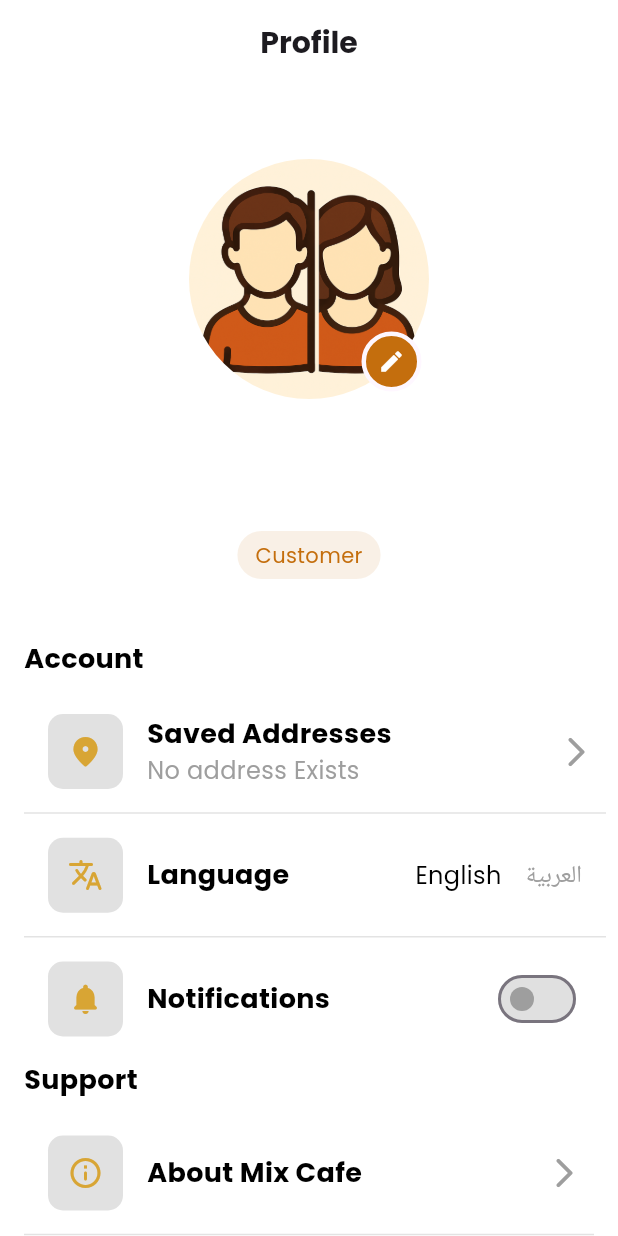
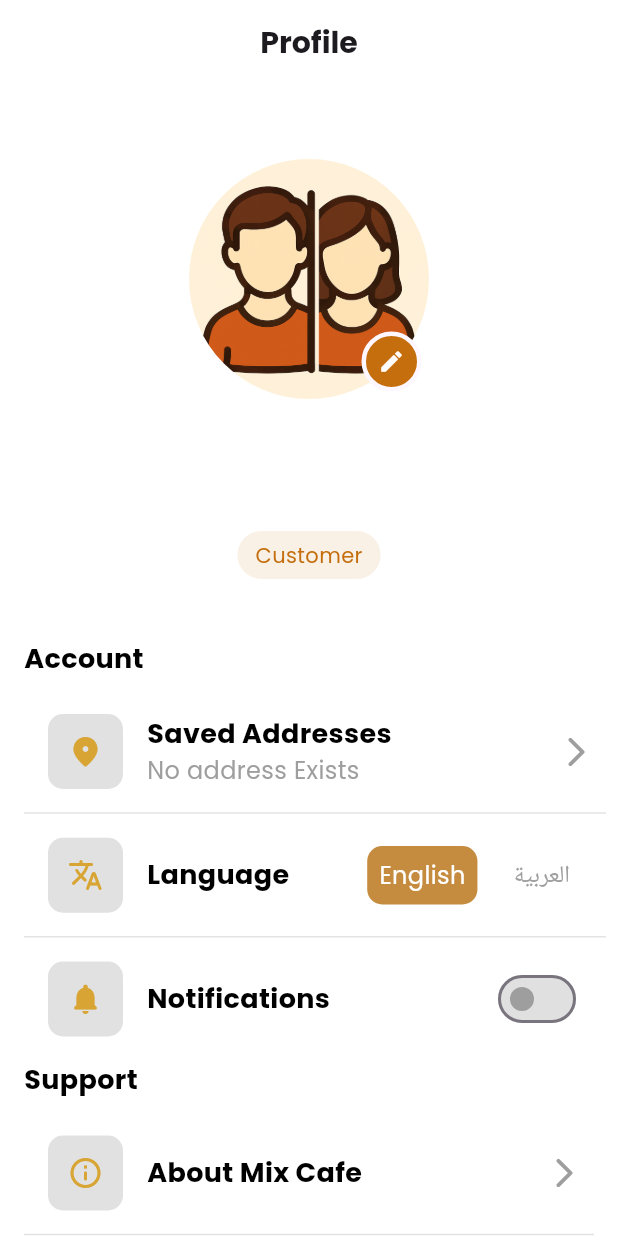
Before and after one commit to Moatasem-Official/CRUD-Mix-Cafe-App, a Flutter app: the CustomerProfileScreen screen opened by its route, on a phone screen of 412 x 824 dp. Run offline on Flutter 3.47's test engine with Material 3 defaults, Android fonts, the phone set to English and light mode, and no system bars; our stand-ins replace animated_notch_bottom_bar, awesome_snackbar_content, bloc, carousel_slider, cloud_firestore, device_preview and 16 more; missing offline and left inert: bottom_bar; accounts and stored records are empty.

Commit message:
Change Some Things In Customer Profile Screen

```diff
--- a/lib/presentation/widgets/customer/customer_profile_screen/custom_account_language_row_item.dart
+++ b/lib/presentation/widgets/customer/customer_profile_screen/custom_account_language_row_item.dart
@@ -50,22 +50,44 @@ class CustomAccountLanguageRowItem extends StatelessWidget {
           children: [
             GestureDetector(
               onTap: onEnglishTap,
+              child: Container(
+                padding: const EdgeInsets.all(8),
+                decoration: BoxDecoration(
+                  color: selectedLanguage == 'en'
+                      ? const Color(0xFFC58B3E)
+                      : Colors.white,
+                  borderRadius: BorderRadius.all(Radius.circular(10)),
+                ),
                 child: Text(
                   'English',
                   style: TextStyle(
-                  color: selectedLanguage == 'en' ? Colors.black : Colors.grey,
+                    color: selectedLanguage == 'en'
+                        ? Colors.white
+                        : Colors.grey,
                     fontSize: 16,
+                  ),
                 ),
               ),
             ),
             const SizedBox(width: 16),
             GestureDetector(
               onTap: onArabicTap,
+              child: Container(
+                padding: const EdgeInsets.all(8),
+                decoration: BoxDecoration(
+                  color: selectedLanguage == 'ar'
+                      ? const Color(0xFFC58B3E)
+                      : Colors.white,
+                  borderRadius: BorderRadius.all(Radius.circular(10)),
+                ),
                 child: Text(
                   'العربية',
                   style: TextStyle(
-                  color: selectedLanguage == 'ar' ? Colors.black : Colors.grey,
+                    color: selectedLanguage == 'ar'
+                        ? Colors.white
+                        : Colors.grey,
                     fontSize: 16,
+                  ),
                 ),
               ),
             ),
```
Lines whose indentation alone changed are shown as unchanged.
